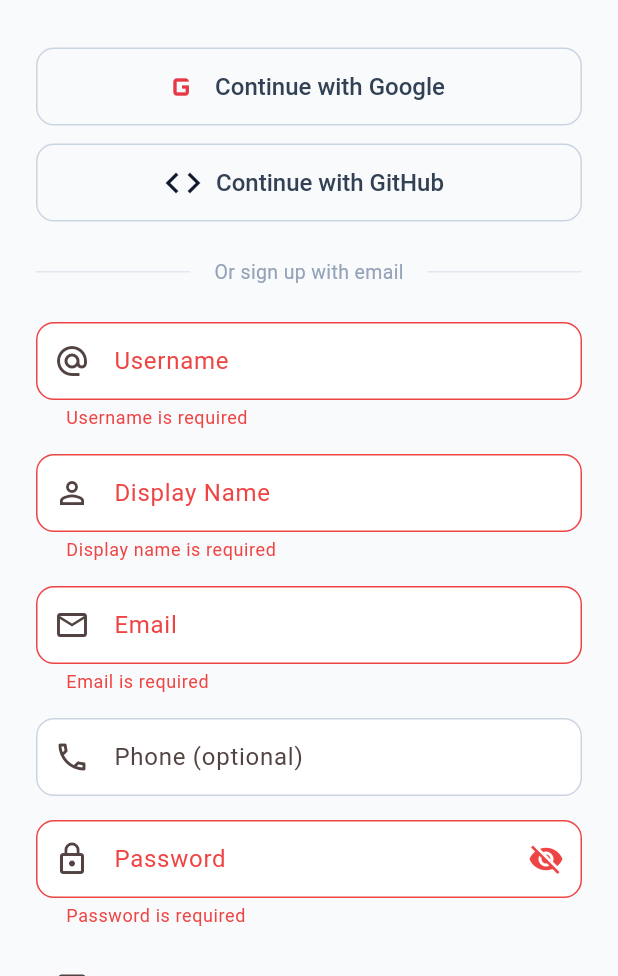
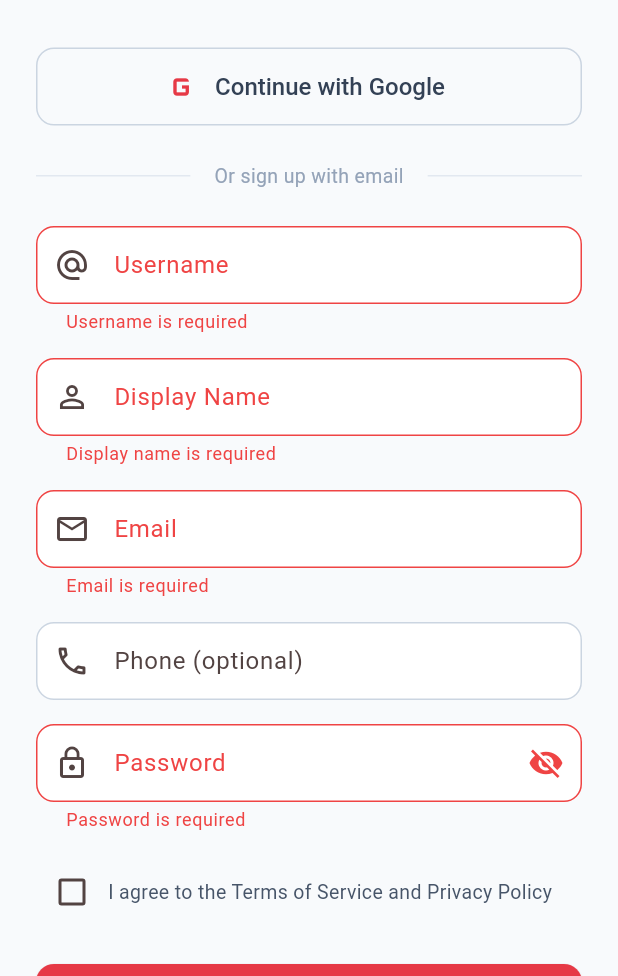
Before and after one commit to jeronimotech/multando-mobile, a Flutter app: the RegisterScreen screen opened by its route, after a tap on "Sign Up", on a phone screen of 412 x 824 dp, the part 260-1236 px from its top. Run offline on Flutter 3.47's test engine with Material 3 defaults, Android fonts, the phone set to English and light mode, and no system bars; our stand-ins replace flutter_markdown, flutter_riverpod, flutter_secure_storage, geolocator, go_router, google_maps_flutter and 4 more; missing offline and left inert: multando_sdk; accounts and stored records are empty.

Commit message:
chore: remove GitHub login stub from social buttons
Only Google Sign-In for now. Simplifies the auth screen.

Co-Authored-By: Claude Opus 4.6 (1M context) <noreply@anthropic.com>

```diff
--- a/lib/features/auth/widgets/social_login_buttons.dart
+++ b/lib/features/auth/widgets/social_login_buttons.dart
@@ -5,7 +5,7 @@ import 'package:google_sign_in/google_sign_in.dart';
 import '../../../core/colors.dart';
 import '../providers/auth_provider.dart';
 
-/// Social login buttons for Google and GitHub.
+/// Social login buttons.
 class SocialLoginButtons extends ConsumerStatefulWidget {
   const SocialLoginButtons({super.key});
 
@@ -70,28 +70,12 @@ class _SocialLoginButtonsState extends ConsumerState<SocialLoginButtons> {
 
   @override
   Widget build(BuildContext context) {
-    return Column(
-      children: [
-        _SocialButton(
-          label: 'Continue with Google',
-          icon: Icons.g_mobiledata,
-          iconColor: MultandoColors.brandRed,
-          isLoading: _isGoogleLoading,
-          onPressed: _handleGoogleSignIn,
-        ),
-        const SizedBox(height: 12),
-        _SocialButton(
-          label: 'Continue with GitHub',
-          icon: Icons.code,
-          iconColor: MultandoColors.surface900,
-          isLoading: false,
-          onPressed: () {
-            ScaffoldMessenger.of(context).showSnackBar(
-              const SnackBar(content: Text('GitHub login coming soon')),
-            );
-          },
-        ),
-      ],
+    return _SocialButton(
+      label: 'Continue with Google',
+      icon: Icons.g_mobiledata,
+      iconColor: MultandoColors.brandRed,
+      isLoading: _isGoogleLoading,
+      onPressed: _handleGoogleSignIn,
     );
   }
 }
```
